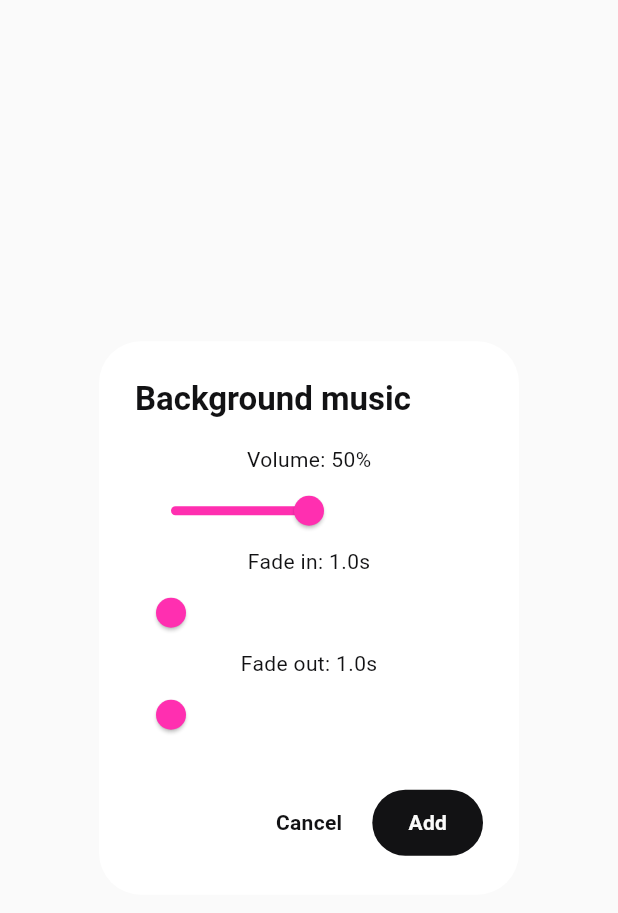
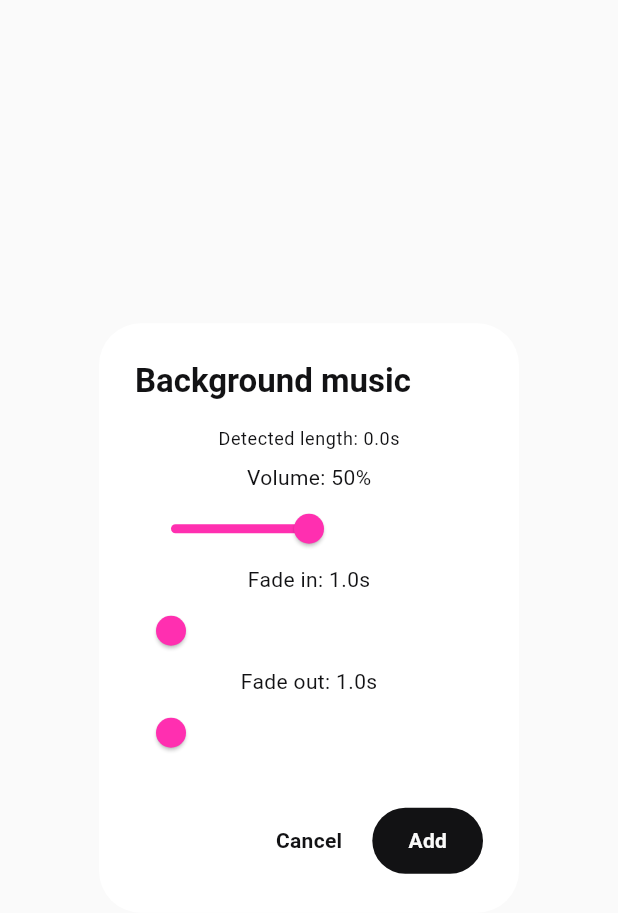
Before and after one commit to makife/AdGag, a Flutter app: the _BackgroundAudioDialog widget shown alone on an empty page, opened directly with empty values, on a phone screen of 412 x 824 dp. Shown: the top 913 px of the screen. Run offline on Flutter 3.47's test engine with Material 3 defaults, Android fonts, the phone set to English and light mode, and no system bars; our stand-ins replace cached_network_image, camera, dio, file_picker, flutter_riverpod, go_router and 5 more; missing offline and left inert: easy_video_editor, ffmpeg_kit_flutter_new_video; accounts and stored records are empty; generated files the repository leaves out were written again; network calls fail; statements that could not run were skipped.

Commit message:
Fix export quality (mediacodec CQ mode ignoring -b:v), add music-duration transparency, fix preview audio-focus race
- video_filter_graph_builder.dart: h264_mediacodec defaults to BITRATE_MODE_CQ,
  which ignores -b:v entirely (confirmed via FFmpeg's own AVOption table and
  Android's MediaCodecInfo constants) -- this is why raising 16M->50M never
  moved the measured output bitrate. Add -bitrate_mode cbr for that encoder
  only so the requested rate is actually honored.
- trim_step.dart: show the detected music file length directly in the Add
  Music dialog, so a short bgEnd can be confirmed as either a real short file
  or a duration-probe bug instead of guessed from event-log screenshots.
- trim_step.dart: pause both editor VideoPlayerControllers (and stop the
  playback watchdog so it can't undo the pause) at the start of _confirm(),
  before export -- addresses a plausible Android audio-focus handoff race
  where CaptionPublishStep's new controller started playing before the
  editor's own music controller had finished releasing its session.

Co-Authored-By: Claude Sonnet 5 <noreply@anthropic.com>

```diff
--- a/lib/features/create_ad/presentation/widgets/trim_step.dart
+++ b/lib/features/create_ad/presentation/widgets/trim_step.dart
@@ -1379,6 +1379,30 @@ class _TrimStepState extends ConsumerState<TrimStep> {
       _progress = 0;
       _error = null;
     });
+    // Real user report: background music mixed correctly into the export
+    // (confirmed present in the published file) didn't play in the very
+    // next screen's (CaptionPublishStep) preview. This editor keeps two
+    // live VideoPlayerControllers (_controller, _musicController) whose
+    // teardown in dispose() is fire-and-forget (`.dispose().ignore()`),
+    // so their native audio session can still be releasing when the next
+    // screen's own controller starts playing moments later — a plausible
+    // audio-focus handoff race on Android. Explicitly pausing both here,
+    // awaited, before doing anything else, both starts releasing that
+    // session earlier and stops two silent audio decoders competing with
+    // FFmpeg for device resources during the export itself. The watchdog
+    // is stopped first — otherwise, since it drives off `transport.
+    // isPlaying` (untouched by a direct controller.pause()) rather than
+    // these controllers, its own freeze-recovery logic would see
+    // "supposed to be playing, position stalled" on its very next tick
+    // and call controller.play() again, undoing this pause.
+    _playbackWatchdog?.cancel();
+    _transport?.pause();
+    _watchdogLastMusicPos = null;
+    _watchdogLastVideoPos = null;
+    await Future.wait(<Future<void>>[
+      if (_controller != null) _controller!.pause().catchError((_) {}),
+      if (_musicController != null) _musicController!.pause().catchError((_) {}),
+    ]);
 
     try {
       final bool needsTrim = project.trimStart > Duration.zero || project.trimEnd < draft.duration;
@@ -3761,11 +3785,26 @@ class _BackgroundAudioDialogState extends State<_BackgroundAudioDialog> {
   @override
   Widget build(BuildContext context) {
     final double maxFade = (widget.maxDuration.inMilliseconds / 1000.0).clamp(0, 5);
+    final double detectedSec = widget.audioDuration.inMilliseconds / 1000.0;
+    final double usedSec =
+        (widget.audioDuration < widget.maxDuration ? widget.audioDuration : widget.maxDuration).inMilliseconds /
+            1000.0;
     return AlertDialog(
       title: const Text("Background music"),
       content: Column(
         mainAxisSize: MainAxisSize.min,
         children: <Widget>[
+          // Directly surfaces what the app detected as the file's own
+          // length (not just what gets used after clamping to the clip)
+          // — real user reports of music cutting out early are otherwise
+          // impossible to distinguish from "the detected length was
+          // wrong" without this being visible up front.
+          Text(
+            "Detected length: ${detectedSec.toStringAsFixed(1)}s"
+            "${usedSec < detectedSec ? " (using first ${usedSec.toStringAsFixed(1)}s to fit the clip)" : ""}",
+            style: Theme.of(context).textTheme.bodySmall,
+          ),
+          const SizedBox(height: 8),
           Text("Volume: ${(_volume * 100).round()}%"),
           Slider(value: _volume, onChanged: (double v) => setState(() => _volume = v)),
           Text("Fade in: ${_fadeIn.toStringAsFixed(1)}s"),
```
Also changed, not shown: lib/core/media/video_filter_graph_builder.dart (+15 -15 lines), 1 other file.
